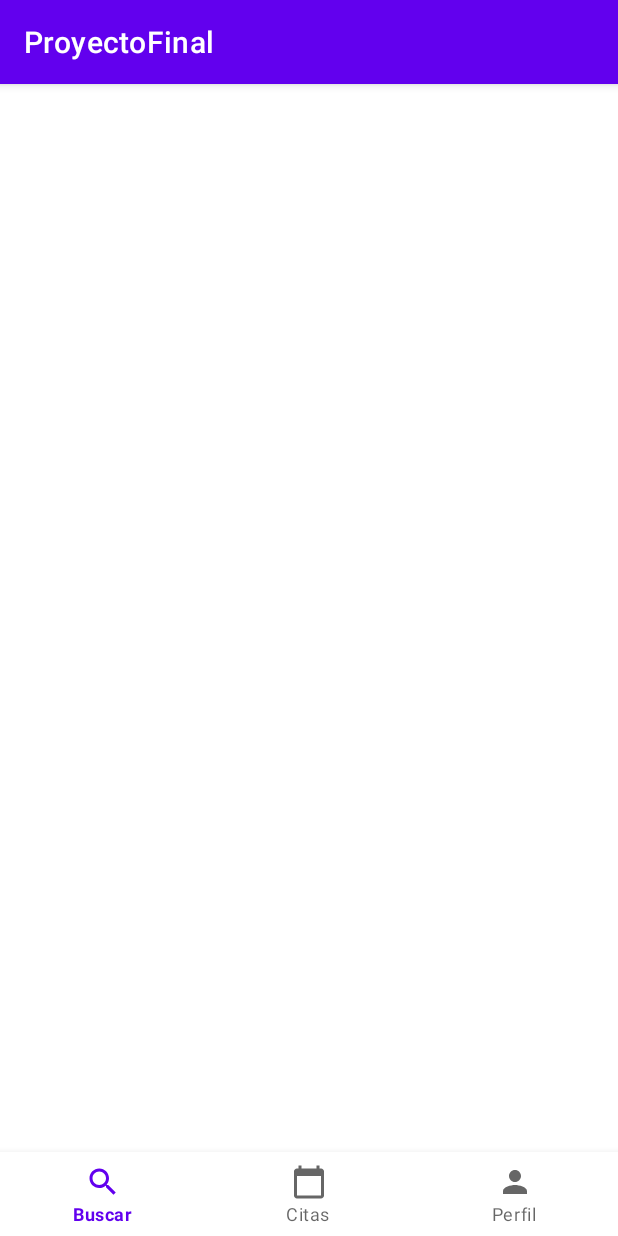
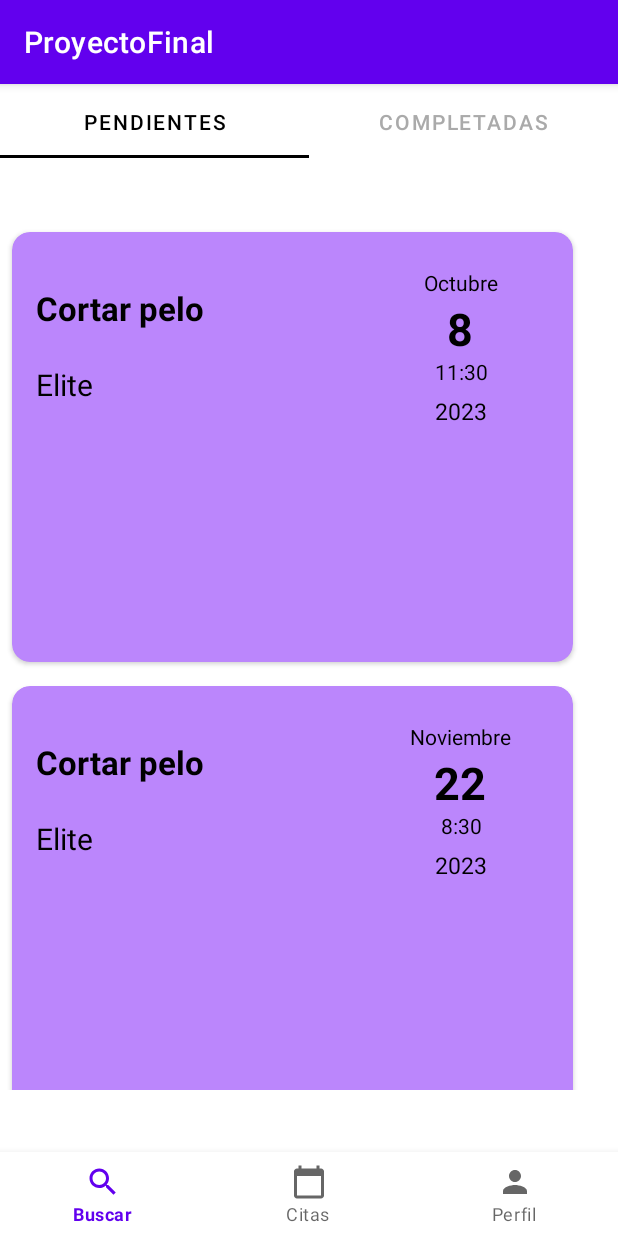
Before and after one commit to BorjaMontoro/ProyectoFinalApp, an Android app: the fragment DatesClientFragment placed in its activity, on a phone screen of 412 x 824 dp. Run offline under Robolectric (Android 15) with nearby library versions, the phone set to English and light mode, and no system bars.

Commit message:
Vista citas cliente

```diff
--- /dev/null
+++ b/app/src/main/java/com/example/proyectofinal/DateClient.java
@@ -0,0 +1,43 @@
+package com.example.proyectofinal;
+
+public class DateClient {
+    private String service;
+    private String company;
+    private String month;
+    private String day;
+    private String time;
+    private String year;
+
+    public DateClient(String service, String company, String month, String day, String time, String year) {
+        this.service = service;
+        this.company = company;
+        this.month = month;
+        this.day = day;
+        this.time = time;
+        this.year = year;
+    }
+
+    public String getService() {
+        return service;
+    }
+
+    public String getCompany() {
+        return company;
+    }
+
+    public String getMonth() {
+        return month;
+    }
+
+    public String getDay() {
+        return day;
+    }
+
+    public String getTime() {
+        return time;
+    }
+
+    public String getYear(){
+        return year;
+    }
+}
--- /dev/null
+++ b/app/src/main/java/com/example/proyectofinal/DateClientAdapter.java
@@ -0,0 +1,65 @@
+package com.example.proyectofinal;
+
+
+import android.content.Context;
+import android.view.LayoutInflater;
+import android.view.View;
+import android.view.ViewGroup;
+import android.widget.TextView;
+
+import androidx.annotation.NonNull;
+import androidx.recyclerview.widget.RecyclerView;
+
+import java.util.List;
+
+public class DateClientAdapter extends RecyclerView.Adapter<DateClientAdapter.ViewHolder> {
+    private List<DateClient> dates;
+    private Context context;
+
+    public DateClientAdapter(Context context,List<DateClient> dates) {
+        this.dates = dates;
+        this.context=context;
+    }
+
+    @NonNull
+    @Override
+    public ViewHolder onCreateViewHolder(@NonNull ViewGroup parent, int viewType) {
+        View view = LayoutInflater.from(parent.getContext()).inflate(R.layout.item_dates, parent, false);
+        return new ViewHolder(view);
+    }
+
+    @Override
+    public void onBindViewHolder(@NonNull ViewHolder holder, int position) {
+        DateClient date = dates.get(position);
+        holder.serviceTextView.setText(date.getService());
+        holder.companyTextView.setText(date.getCompany());
+        holder.monthTextView.setText(date.getMonth());
+        holder.dayTextView.setText(date.getDay());
+        holder.timeTextView.setText(date.getTime());
+        holder.yearTextView.setText(date.getYear());
+    }
+
+    @Override
+    public int getItemCount() {
+        return dates.size();
+    }
+
+    public static class ViewHolder extends RecyclerView.ViewHolder {
+        private TextView serviceTextView;
+        private TextView companyTextView;
+        private TextView monthTextView;
+        private TextView dayTextView;
+        private TextView timeTextView;
+        private TextView yearTextView;
+
+        public ViewHolder(@NonNull View itemView) {
+            super(itemView);
+            serviceTextView = itemView.findViewById(R.id.service_name_text_view);
+            companyTextView = itemView.findViewById(R.id.company_name_text_view);
+            monthTextView = itemView.findViewById(R.id.month_text_view);
+            dayTextView = itemView.findViewById(R.id.day_text_view);
+            timeTextView = itemView.findViewById(R.id.time_text_view);
+            yearTextView = itemView.findViewById(R.id.year_text_view);
+        }
+    }
+}
--- a/app/src/main/java/com/example/proyectofinal/DatesClientFragment.java
+++ b/app/src/main/java/com/example/proyectofinal/DatesClientFragment.java
@@ -3,10 +3,18 @@ package com.example.proyectofinal;
 import android.os.Bundle;
 
 import androidx.fragment.app.Fragment;
+import androidx.viewpager2.widget.ViewPager2;
 
 import android.view.LayoutInflater;
 import android.view.View;
 import android.view.ViewGroup;
+import android.widget.TextView;
+
+import com.google.android.material.tabs.TabLayout;
+import com.google.android.material.tabs.TabLayoutMediator;
+
+import java.util.ArrayList;
+import java.util.List;
 
 /**
  * A simple {@link Fragment} subclass.
@@ -59,7 +67,47 @@ public class DatesClientFragment extends Fragment {
     public View onCreateView(LayoutInflater inflater, ViewGroup container,
                              Bundle savedInstanceState) {
         View root = inflater.inflate(R.layout.fragment_dates_client, container, false);
+        TabLayout tabLayout = root.findViewById(R.id.tab_layout);
+        ViewPager2 viewPager2 = root.findViewById(R.id.view_pager);
 
+        List<Fragment> fragmentList = new ArrayList<>();
+        fragmentList.add(new DatesPendingClientFragment());
+        fragmentList.add(new DatesCompletedClientFragment());
+
+        List<String> titleList = new ArrayList<>();
+        titleList.add("Pendientes");
+        titleList.add("Completadas");
+
+        ViewPagerAdapter adapter = new ViewPagerAdapter(getParentFragmentManager(), getLifecycle(), fragmentList);
+
+        viewPager2.setAdapter(adapter);
+
+        new TabLayoutMediator(tabLayout, viewPager2,
+                (tab, position) -> tab.setText(titleList.get(position))
+        ).attach();
+
+        viewPager2.registerOnPageChangeCallback(new ViewPager2.OnPageChangeCallback() {
+            @Override
+            public void onPageSelected(int position) {
+                super.onPageSelected(position);
+                tabLayout.selectTab(tabLayout.getTabAt(position));
+            }
+        });
+
+        tabLayout.addOnTabSelectedListener(new TabLayout.OnTabSelectedListener() {
+            @Override
+            public void onTabSelected(TabLayout.Tab tab) {
+                viewPager2.setCurrentItem(tab.getPosition());
+            }
+
+            @Override
+            public void onTabUnselected(TabLayout.Tab tab) {
+            }
+
+            @Override
+            public void onTabReselected(TabLayout.Tab tab) {
+            }
+        });
         // Inflate the layout for this fragment
         return root;
     }
--- /dev/null
+++ b/app/src/main/java/com/example/proyectofinal/DatesPendingClientFragment.java
@@ -0,0 +1,83 @@
+package com.example.proyectofinal;
+
+import android.os.Bundle;
+
+import androidx.fragment.app.Fragment;
+import androidx.recyclerview.widget.LinearLayoutManager;
+import androidx.recyclerview.widget.RecyclerView;
+
+import android.view.LayoutInflater;
+import android.view.View;
+import android.view.ViewGroup;
+import android.widget.TextView;
+
+import java.util.ArrayList;
+import java.util.List;
+
+/**
+ * A simple {@link Fragment} subclass.
+ * Use the {@link DatesPendingClientFragment#newInstance} factory method to
+ * create an instance of this fragment.
+ */
+public class DatesPendingClientFragment extends Fragment {
+
+    // TODO: Rename parameter arguments, choose names that match
+    // the fragment initialization parameters, e.g. ARG_ITEM_NUMBER
+    private static final String ARG_PARAM1 = "param1";
+    private static final String ARG_PARAM2 = "param2";
+
+    // TODO: Rename and change types of parameters
+    private String mParam1;
+    private String mParam2;
+    private RecyclerView recyclerView;
+    private DateClientAdapter dateClientAdapter;
+
+    public DatesPendingClientFragment() {
+        // Required empty public constructor
+    }
+
+    /**
+     * Use this factory method to create a new instance of
+     * this fragment using the provided parameters.
+     *
+     * @param param1 Parameter 1.
+     * @param param2 Parameter 2.
+     * @return A new instance of fragment DatesPendingClientFragment.
+     */
+    // TODO: Rename and change types and number of parameters
+    public static DatesPendingClientFragment newInstance(String param1, String param2) {
+        DatesPendingClientFragment fragment = new DatesPendingClientFragment();
+        Bundle args = new Bundle();
+        args.putString(ARG_PARAM1, param1);
+        args.putString(ARG_PARAM2, param2);
+        fragment.setArguments(args);
+        return fragment;
+    }
+
+    @Override
+    public void onCreate(Bundle savedInstanceState) {
+        super.onCreate(savedInstanceState);
+        if (getArguments() != null) {
+            mParam1 = getArguments().getString(ARG_PARAM1);
+            mParam2 = getArguments().getString(ARG_PARAM2);
+        }
+    }
+
+    @Override
+    public View onCreateView(LayoutInflater inflater, ViewGroup container,
+                             Bundle savedInstanceState) {
+        // Inflate the layout for this fragment
+        View root = inflater.inflate(R.layout.fragment_dates_pending_client, container, false);
+
+        recyclerView = root.findViewById(R.id.recycler_view);
+        recyclerView.setLayoutManager(new LinearLayoutManager(getContext()));
+        List<DateClient> citas=new ArrayList<DateClient>();
+        citas.add(new DateClient("Cortar pelo","Elite","Octubre","8","11:30", "2023"));
+        citas.add(new DateClient("Cortar pelo","Elite","Noviembre","22","8:30", "2023"));
+
+
+        dateClientAdapter = new DateClientAdapter(getContext(), citas);
+        recyclerView.setAdapter(dateClientAdapter);
+        return root;
+    }
+}
--- a/app/src/main/java/com/example/proyectofinal/DetalleAnuncio.java
+++ b/app/src/main/java/com/example/proyectofinal/DetalleAnuncio.java
@@ -29,8 +29,6 @@ public class DetalleAnuncio extends AppCompatActivity {
     private TextView mNombreTextView;
     private TextView mDireccionTextView;
     private TextView mTipoTextView;
-    private TextView mHorarioTextView;
-    private TextView mServiciosTextView;
 
     private DetalleAnuncioViewModel mViewModel;
 
--- a/app/src/main/java/com/example/proyectofinal/ServicesFragment.java
+++ b/app/src/main/java/com/example/proyectofinal/ServicesFragment.java
@@ -74,7 +74,7 @@ public class ServicesFragment extends Fragment {
 
         Button addService = root.findViewById(R.id.buttonServicio);
         TextView nombre = root.findViewById(R.id.inputNombre);
-        @SuppressLint({"MissingInflatedId", "LocalSuppress"}) TextView duracion = root.findViewById(R.id.inputDuracion);
+        TextView duracion = root.findViewById(R.id.inputDuracion);
         TextView precio = root.findViewById(R.id.inputPrecio);
 
         addService.setOnClickListener(new View.OnClickListener() {
--- a/app/src/main/res/layout/fragment_dates_client.xml
+++ b/app/src/main/res/layout/fragment_dates_client.xml
@@ -1,15 +1,36 @@
 <?xml version="1.0" encoding="utf-8"?>
-<FrameLayout xmlns:android="http://schemas.android.com/apk/res/android"
+<androidx.constraintlayout.widget.ConstraintLayout xmlns:android="http://schemas.android.com/apk/res/android"
+    xmlns:app="http://schemas.android.com/apk/res-auto"
     xmlns:tools="http://schemas.android.com/tools"
     android:layout_width="match_parent"
-    android:layout_height="match_parent"
-    tools:context=".DatesClientFragment">
+    android:layout_height="match_parent">
 
-    <androidx.recyclerview.widget.RecyclerView
-        android:id="@+id/recycler_view_citas"
+    <androidx.viewpager2.widget.ViewPager2
+        android:id="@+id/view_pager"
+        android:layout_width="0dp"
+        android:layout_height="0dp"
+        app:layout_constraintBottom_toBottomOf="parent"
+        app:layout_constraintEnd_toEndOf="parent"
+        app:layout_constraintHorizontal_bias="0.0"
+        app:layout_constraintStart_toStartOf="parent"
+        app:layout_constraintTop_toBottomOf="@+id/tab_layout"
+        app:layout_constraintVertical_bias="0.0" />
+
+    <com.google.android.material.tabs.TabLayout
+        android:id="@+id/tab_layout"
         android:layout_width="match_parent"
-        android:layout_height="match_parent"
-        android:scrollbars="vertical" />
+        android:layout_height="wrap_content"
+        android:contentDescription=""
+        app:layout_constraintBottom_toBottomOf="parent"
+        app:layout_constraintEnd_toEndOf="parent"
+        app:layout_constraintHorizontal_bias="0.0"
+        app:layout_constraintStart_toStartOf="parent"
+        app:layout_constraintTop_toTopOf="parent"
+        app:layout_constraintVertical_bias="0.002"
+        app:tabGravity="fill"
+        app:tabIndicatorColor="@color/black"
+        app:tabMode="fixed"
+        app:tabSelectedTextColor="@android:color/black"
+        app:tabTextColor="@android:color/darker_gray" />
 
-
-</FrameLayout>
+</androidx.constraintlayout.widget.ConstraintLayout>
--- /dev/null
+++ b/app/src/main/res/layout/fragment_dates_pending_client.xml
@@ -0,0 +1,26 @@
+<?xml version="1.0" encoding="utf-8"?>
+<FrameLayout xmlns:android="http://schemas.android.com/apk/res/android"
+    xmlns:app="http://schemas.android.com/apk/res-auto"
+    xmlns:tools="http://schemas.android.com/tools"
+    android:layout_width="match_parent"
+    android:layout_height="match_parent"
+    tools:context=".DatesPendingClientFragment">
+
+
+    <androidx.constraintlayout.widget.ConstraintLayout
+        android:layout_width="match_parent"
+        android:layout_height="match_parent">
+
+
+        <androidx.recyclerview.widget.RecyclerView
+            android:id="@+id/recycler_view"
+            android:layout_width="390dp"
+            android:layout_height="580dp"
+            app:layout_constraintBottom_toBottomOf="parent"
+            app:layout_constraintEnd_toEndOf="parent"
+            app:layout_constraintHorizontal_bias="0.0"
+            app:layout_constraintStart_toStartOf="parent"
+            app:layout_constraintTop_toTopOf="parent" />
+
+    </androidx.constraintlayout.widget.ConstraintLayout>
+</FrameLayout>
--- a/app/src/main/res/layout/item_dates.xml
+++ b/app/src/main/res/layout/item_dates.xml
@@ -3,12 +3,15 @@
     xmlns:app="http://schemas.android.com/apk/res-auto"
     xmlns:tools="http://schemas.android.com/tools"
     android:layout_width="match_parent"
-    android:layout_height="350px"
-    android:layout_margin="8dp">
+    android:layout_height="430px"
+    android:layout_margin="8dp"
+    app:cardCornerRadius="12dp"
+    app:cardBackgroundColor="@color/purple_200">
+
 
     <androidx.constraintlayout.widget.ConstraintLayout
         android:layout_width="match_parent"
-        android:layout_height="350px">
+        android:layout_height="430px">
 
         <TextView
             android:id="@+id/service_name_text_view"
@@ -18,7 +21,7 @@
             android:layout_marginTop="36dp"
             android:text="Corte de Pelo"
             android:textColor="@color/black"
-            android:textSize="16sp"
+            android:textSize="22sp"
             android:textStyle="bold"
             app:layout_constraintStart_toStartOf="parent"
             app:layout_constraintTop_toTopOf="parent" />
@@ -32,16 +35,16 @@
             android:paddingTop="8dp"
             android:text="Elite Barber"
             android:textColor="@color/black"
-            android:textSize="14sp"
+            android:textSize="20sp"
             app:layout_constraintStart_toStartOf="parent"
             app:layout_constraintTop_toTopOf="parent" />
 
         <TextView
             android:id="@+id/month_text_view"
-            android:layout_width="wrap_content"
-            android:layout_height="wrap_content"
+            android:layout_width="95dp"
+            android:layout_height="28dp"
             android:layout_marginTop="16dp"
-            android:layout_marginEnd="58dp"
+            android:layout_marginEnd="27dp"
             android:paddingTop="8dp"
             android:text="Abril"
             android:textAlignment="center"
@@ -52,10 +55,9 @@
 
         <TextView
             android:id="@+id/day_text_view"
-            android:layout_width="47dp"
+            android:layout_width="62dp"
             android:layout_height="34dp"
-            android:layout_marginTop="6dp"
-            android:layout_marginEnd="48dp"
+            android:layout_marginEnd="44dp"
             android:text="25"
             android:textAlignment="center"
             android:textColor="@color/black"
@@ -66,16 +68,29 @@
 
         <TextView
             android:id="@+id/time_text_view"
-            android:layout_width="wrap_content"
-            android:layout_height="wrap_content"
-            android:layout_marginTop="12dp"
-            android:layout_marginEnd="55dp"
+            android:layout_width="78dp"
+            android:layout_height="20dp"
+            android:layout_marginTop="5dp"
+            android:layout_marginEnd="35dp"
             android:text="13:00"
             android:textAlignment="center"
             android:textColor="@color/black"
             android:textSize="14sp"
             app:layout_constraintEnd_toEndOf="parent"
-            app:layout_constraintTop_toBottomOf="@+id/date_text_view" />
+            app:layout_constraintTop_toBottomOf="@+id/day_text_view" />
+
+        <TextView
+            android:id="@+id/year_text_view"
+            android:layout_width="wrap_content"
+            android:layout_height="wrap_content"
+            android:layout_marginTop="5dp"
+            android:layout_marginEnd="57dp"
+            android:text="2022"
+            android:textAlignment="center"
+            android:textColor="@color/black"
+            android:textSize="15sp"
+            app:layout_constraintEnd_toEndOf="parent"
+            app:layout_constraintTop_toBottomOf="@+id/time_text_view" />
     </androidx.constraintlayout.widget.ConstraintLayout>
 
 </androidx.cardview.widget.CardView>
```
Also changed, not shown: app/src/main/java/com/example/proyectofinal/DatesCompletedClientFragment.java (added, +88 -0 lines), app/src/main/res/drawable/cardview_border.xml (added, +8 -0 lines), app/src/main/res/layout/fragment_dates_completed_client.xml (added, +26 -0 lines).
